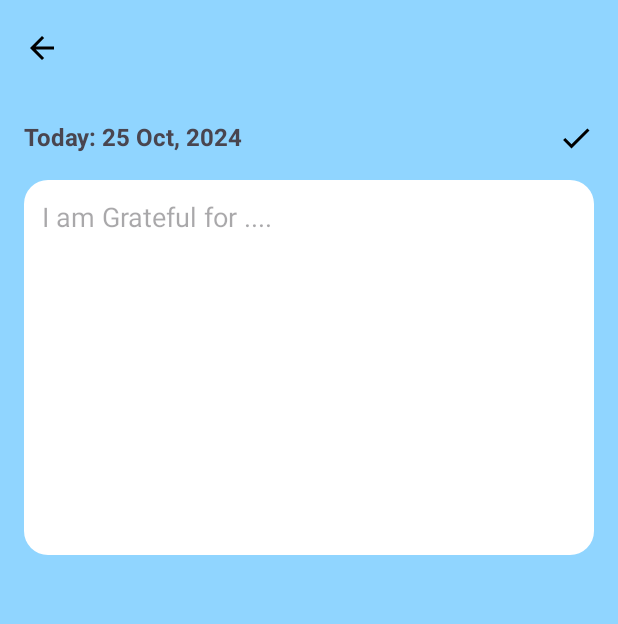
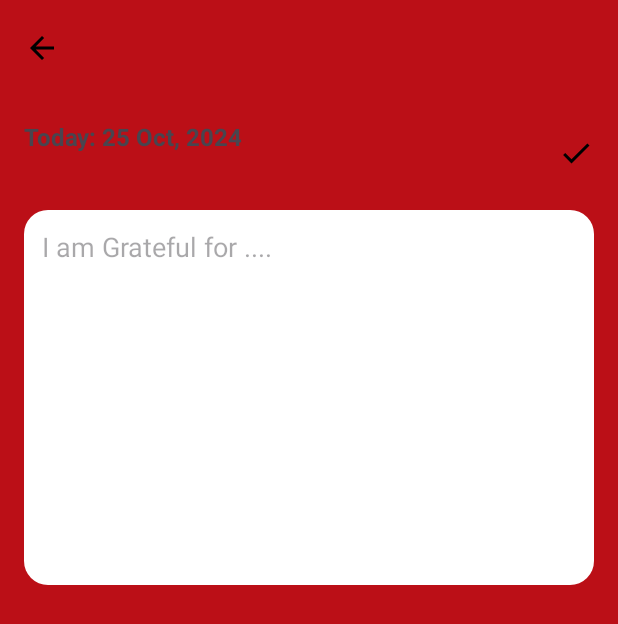
Before and after one commit to siddhant0210/Gratitude_App, an Android app: the fragment ThoughtsFragment placed in its activity, on a phone screen of 412 x 824 dp. Shown: the top 624 px of the screen. Run offline under Robolectric (Android 15) with nearby library versions, the phone set to English and light mode, and no system bars.

Commit message:
Added random color function in thoughts fragment

```diff
--- a/app/src/main/java/com/example/gratitude/fragments/ThoughtsFragment.kt
+++ b/app/src/main/java/com/example/gratitude/fragments/ThoughtsFragment.kt
@@ -2,14 +2,17 @@ package com.example.gratitude.fragments
 
 import android.annotation.SuppressLint
 import android.content.Intent
+import android.graphics.Color
 import android.os.Bundle
 import androidx.fragment.app.Fragment
 import android.view.LayoutInflater
 import android.view.View
 import android.view.ViewGroup
+import android.view.Window
 import android.widget.ImageView
 import android.widget.TextView
 import androidx.appcompat.widget.Toolbar
+import androidx.core.content.res.ResourcesCompat.getColor
 import com.example.gratitude.R
 import com.example.gratitude.activities.LandingActivity
 import com.example.gratitude.databinding.FragmentThoughtsBinding
@@ -18,16 +21,19 @@ import java.text.SimpleDateFormat
 import java.time.LocalDate
 import java.util.Date
 import java.util.Locale
+import java.util.Random
 
 class ThoughtsFragment : Fragment() {
 
     private lateinit var binding: FragmentThoughtsBinding
-
+    private var lastColor: String? = null
+    private var newColor: String? = null
     override fun onCreateView(
         inflater: LayoutInflater, container: ViewGroup?,
         savedInstanceState: Bundle?
     ): View {
         binding = FragmentThoughtsBinding.inflate(inflater, container, false)
+        setRandomBackgroundColor()
         return binding.root
     }
 
@@ -48,7 +54,7 @@ class ThoughtsFragment : Fragment() {
         challengeIcon.visibility = View.GONE
         val toolbar = activity.findViewById<Toolbar>(R.id.toolbar)
         toolbar.setNavigationIcon(R.drawable.baseline_arrow_back_24)
-        toolbar.setBackgroundColor(resources.getColor(R.color.blue))
+        toolbar.setBackgroundColor(Color.parseColor(newColor))
 
         toolbar.setNavigationOnClickListener {
             val intent = Intent(requireActivity(), LandingActivity::class.java)
@@ -58,11 +64,33 @@ class ThoughtsFragment : Fragment() {
         }
     }
 
-    @SuppressLint("SetTextI18n")
+    @SuppressLint("SetTextI18n", "ResourceAsColor")
     private fun setTodayDate() {
         val dateFormat = SimpleDateFormat("dd MMM, yyyy", Locale.getDefault())
         val today = dateFormat.format(Date())
         binding.date.text = "Today: $today"
     }
 
+    // Function to generate a random hex color
+    private fun generateRandomHexColor(): String {
+        val random = Random()
+        val color = String.format("#%06X", random.nextInt(0xFFFFFF + 1))
+        return color
+    }
+
+    private fun setRandomBackgroundColor() {
+        do {
+            newColor = generateRandomHexColor()
+        } while (newColor == lastColor) // It should change everytime
+
+        lastColor = newColor
+        // Set the background color
+        binding.root.setBackgroundColor(Color.parseColor(newColor))
+        binding.checkIcon.setBackgroundColor(Color.parseColor((newColor)))
+
+        val window: Window = requireActivity().window
+        window.statusBarColor = Color.parseColor(newColor)
+    }
+
+
 }
--- a/app/src/main/res/layout/activity_landing.xml
+++ b/app/src/main/res/layout/activity_landing.xml
@@ -79,5 +79,6 @@
         android:layout_alignParentBottom="true"
         android:background="@color/yellow"
         android:visibility="visible"
+        android:foreground="@null"
         app:menu="@menu/bottom_nav" />
 </RelativeLayout>
--- a/app/src/main/res/layout/fragment_thoughts.xml
+++ b/app/src/main/res/layout/fragment_thoughts.xml
@@ -3,7 +3,6 @@
     xmlns:tools="http://schemas.android.com/tools"
     android:layout_width="match_parent"
     android:layout_height="match_parent"
-    android:background="@color/blue"
     tools:context=".fragments.ThoughtsFragment">
 
     <LinearLayout
@@ -33,7 +32,6 @@
                 android:layout_width="wrap_content"
                 android:layout_height="wrap_content"
                 android:layout_marginEnd="16dp"
-                android:background="@color/blue"
                 android:src="@drawable/baseline_check_24"
                 android:visibility="visible" />
 
```
